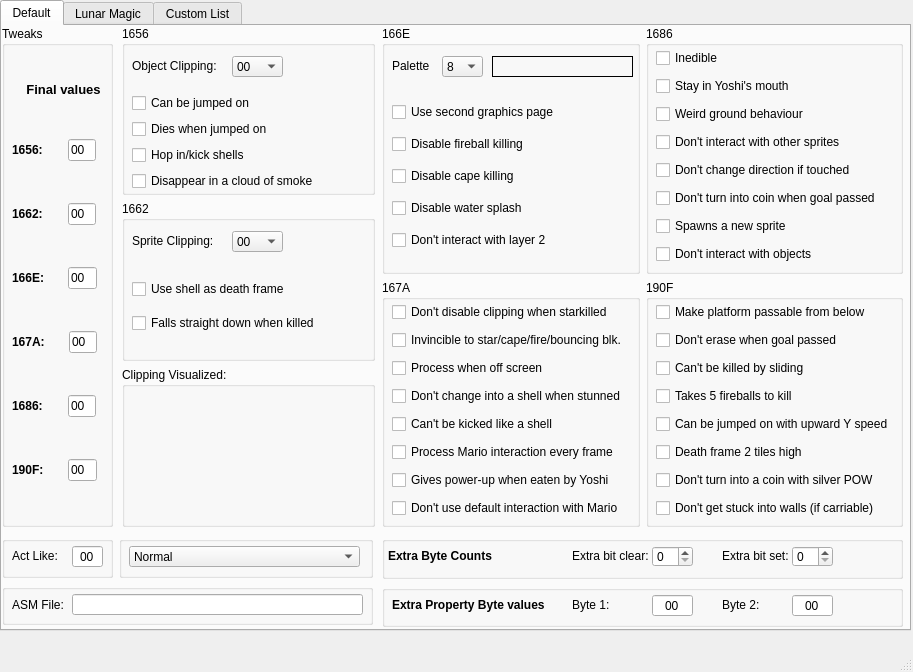
Qt form cfgeditor.ui (Atari2/CFGEditorPlusPlus) before a commit.
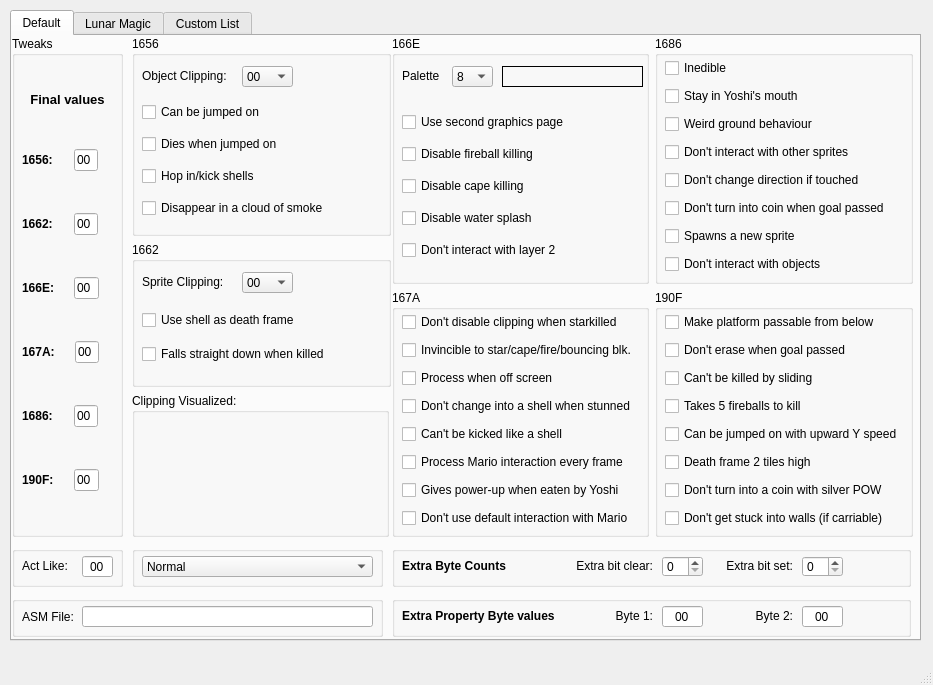
The same form after that commit. The open tabs and pages were chosen to show the change. Custom widgets are drawn as their Qt base class.

Commit message: Fixed a bunch of bugs and minor alignment UI fixes.

```diff
--- a/cfgeditor.ui
+++ b/cfgeditor.ui
@@ -6,8 +6,8 @@
    <rect>
     <x>0</x>
     <y>0</y>
-    <width>913</width>
-    <height>672</height>
+    <width>933</width>
+    <height>685</height>
    </rect>
   </property>
   <property name="windowTitle">
@@ -17,8 +17,8 @@
    <widget class="QTabWidget" name="tabChoice">
     <property name="geometry">
      <rect>
-      <x>0</x>
-      <y>0</y>
+      <x>10</x>
+      <y>10</y>
       <width>911</width>
       <height>631</height>
      </rect>
@@ -35,7 +35,7 @@
        <rect>
         <x>120</x>
         <y>0</y>
-        <width>253</width>
+        <width>259</width>
         <height>501</height>
        </rect>
       </property>
@@ -44,8 +44,8 @@
         <widget class="QGroupBox" name="groupBox1656">
          <property name="minimumSize">
           <size>
-           <width>251</width>
-           <height>169</height>
+           <width>257</width>
+           <height>200</height>
           </size>
          </property>
          <property name="title">
@@ -160,23 +160,10 @@
             <x>10</x>
             <y>60</y>
             <width>211</width>
-            <height>113</height>
+            <height>131</height>
            </rect>
           </property>
           <layout class="QVBoxLayout" name="verticalLayout_10">
-           <item>
-            <spacer name="verticalSpacer_5">
-             <property name="orientation">
-              <enum>Qt::Vertical</enum>
-             </property>
-             <property name="sizeHint" stdset="0">
-              <size>
-               <width>20</width>
-               <height>40</height>
-              </size>
-             </property>
-            </spacer>
-           </item>
            <item>
             <widget class="QCheckBox" name="checkBox1656JumpedOn">
              <property name="text">
@@ -205,19 +192,6 @@
              </property>
             </widget>
            </item>
-           <item>
-            <spacer name="verticalSpacer_2">
-             <property name="orientation">
-              <enum>Qt::Vertical</enum>
-             </property>
-             <property name="sizeHint" stdset="0">
-              <size>
-               <width>20</width>
-               <height>40</height>
-              </size>
-             </property>
-            </spacer>
-           </item>
           </layout>
          </widget>
         </widget>
@@ -574,7 +548,7 @@
           <property name="geometry">
            <rect>
             <x>10</x>
-            <y>70</y>
+            <y>60</y>
             <width>201</width>
             <height>71</height>
            </rect>
@@ -600,6 +574,12 @@
        </item>
        <item>
         <widget class="QGroupBox" name="groupBox">
+         <property name="maximumSize">
+          <size>
+           <width>257</width>
+           <height>16777215</height>
+          </size>
+         </property>
          <property name="title">
           <string>Clipping Visualized:</string>
          </property>
@@ -607,7 +587,7 @@
           <property name="geometry">
            <rect>
             <x>0</x>
-            <y>30</y>
+            <y>20</y>
             <width>121</width>
             <height>121</height>
            </rect>
@@ -647,7 +627,7 @@
           <property name="geometry">
            <rect>
             <x>130</x>
-            <y>30</y>
+            <y>20</y>
             <width>121</width>
             <height>121</height>
            </rect>
@@ -924,6 +904,12 @@
        </item>
        <item row="0" column="0">
         <widget class="QGroupBox" name="groupBox166E">
+         <property name="maximumSize">
+          <size>
+           <width>257</width>
+           <height>16777215</height>
+          </size>
+         </property>
          <property name="title">
           <string>166E</string>
          </property>
@@ -1087,324 +1073,6 @@
        </item>
       </layout>
      </widget>
-     <widget class="QWidget" name="verticalLayoutWidget_2">
-      <property name="geometry">
-       <rect>
-        <x>0</x>
-        <y>510</y>
-        <width>371</width>
-        <height>89</height>
-       </rect>
-      </property>
-      <layout class="QVBoxLayout" name="verticalLayout_3">
-       <item>
-        <layout class="QHBoxLayout" name="horizontalLayout_3">
-         <item>
-          <widget class="QGroupBox" name="groupBox_10">
-           <property name="minimumSize">
-            <size>
-             <width>111</width>
-             <height>0</height>
-            </size>
-           </property>
-           <property name="maximumSize">
-            <size>
-             <width>111</width>
-             <height>16777215</height>
-            </size>
-           </property>
-           <property name="title">
-            <string/>
-           </property>
-           <property name="flat">
-            <bool>false</bool>
-           </property>
-           <widget class="QLabel" name="actLikeLabel">
-            <property name="geometry">
-             <rect>
-              <x>10</x>
-              <y>10</y>
-              <width>51</width>
-              <height>21</height>
-             </rect>
-            </property>
-            <property name="text">
-             <string>&lt;html&gt;&lt;head/&gt;&lt;body&gt;&lt;p&gt;Act Like:&lt;/p&gt;&lt;/body&gt;&lt;/html&gt;</string>
-            </property>
-           </widget>
-           <widget class="QLineEdit" name="lineEditActLike">
-            <property name="geometry">
-             <rect>
-              <x>70</x>
-              <y>10</y>
-              <width>31</width>
-              <height>21</height>
-             </rect>
-            </property>
-            <property name="text">
-             <string>00</string>
-            </property>
-            <property name="maxLength">
-             <number>2</number>
-            </property>
-            <property name="alignment">
-             <set>Qt::AlignCenter</set>
-            </property>
-           </widget>
-          </widget>
-         </item>
-         <item>
-          <widget class="QGroupBox" name="groupboxType">
-           <property name="minimumSize">
-            <size>
-             <width>0</width>
-             <height>0</height>
-            </size>
-           </property>
-           <property name="title">
-            <string/>
-           </property>
-           <property name="alignment">
-            <set>Qt::AlignLeading|Qt::AlignLeft|Qt::AlignVCenter</set>
-           </property>
-           <widget class="QComboBox" name="comboBoxType">
-            <property name="geometry">
-             <rect>
-              <x>10</x>
-              <y>10</y>
-              <width>231</width>
-              <height>21</height>
-             </rect>
-            </property>
-            <property name="frame">
-             <bool>true</bool>
-            </property>
-            <item>
-             <property name="text">
-              <string>Normal</string>
-             </property>
-            </item>
-            <item>
-             <property name="text">
-              <string>Custom</string>
-             </property>
-            </item>
-            <item>
-             <property name="text">
-              <string>Generator/Shooter</string>
-             </property>
-            </item>
-           </widget>
-          </widget>
-         </item>
-        </layout>
-       </item>
-       <item>
-        <widget class="QGroupBox" name="groupBox_11">
-         <property name="title">
-          <string/>
-         </property>
-         <property name="flat">
-          <bool>false</bool>
-         </property>
-         <widget class="QLabel" name="asmFileLabel">
-          <property name="geometry">
-           <rect>
-            <x>10</x>
-            <y>10</y>
-            <width>51</width>
-            <height>21</height>
-           </rect>
-          </property>
-          <property name="text">
-           <string>&lt;html&gt;&lt;head/&gt;&lt;body&gt;&lt;p&gt;ASM File:&lt;/p&gt;&lt;/body&gt;&lt;/html&gt;</string>
-          </property>
-         </widget>
-         <widget class="QLineEdit" name="lineEditAsmFile">
-          <property name="geometry">
-           <rect>
-            <x>70</x>
-            <y>10</y>
-            <width>291</width>
-            <height>21</height>
-           </rect>
-          </property>
-         </widget>
-        </widget>
-       </item>
-      </layout>
-     </widget>
-     <widget class="QWidget" name="verticalLayoutWidget_3">
-      <property name="geometry">
-       <rect>
-        <x>380</x>
-        <y>510</y>
-        <width>521</width>
-        <height>91</height>
-       </rect>
-      </property>
-      <layout class="QVBoxLayout" name="verticalLayout_4">
-       <item>
-        <widget class="QGroupBox" name="groupBoxextraBytes">
-         <property name="title">
-          <string/>
-         </property>
-         <widget class="QLabel" name="extraBitClearLabel">
-          <property name="geometry">
-           <rect>
-            <x>190</x>
-            <y>10</y>
-            <width>81</width>
-            <height>21</height>
-           </rect>
-          </property>
-          <property name="text">
-           <string>&lt;html&gt;&lt;head/&gt;&lt;body&gt;&lt;p&gt;Extra bit clear:&lt;/p&gt;&lt;/body&gt;&lt;/html&gt;</string>
-          </property>
-         </widget>
-         <widget class="QLabel" name="extraBitSetLabel">
-          <property name="geometry">
-           <rect>
-            <x>340</x>
-            <y>10</y>
-            <width>71</width>
-            <height>21</height>
-           </rect>
-          </property>
-          <property name="text">
-           <string>&lt;html&gt;&lt;head/&gt;&lt;body&gt;&lt;p&gt;Extra bit set:&lt;/p&gt;&lt;/body&gt;&lt;/html&gt;</string>
-          </property>
-         </widget>
-         <widget class="QSpinBox" name="spinBoxextraBitClear">
-          <property name="geometry">
-           <rect>
-            <x>270</x>
-            <y>10</y>
-            <width>41</width>
-            <height>21</height>
-           </rect>
-          </property>
-          <property name="maximum">
-           <number>12</number>
-          </property>
-         </widget>
-         <widget class="QSpinBox" name="spinBoxextraBitSet">
-          <property name="geometry">
-           <rect>
-            <x>410</x>
-            <y>10</y>
-            <width>41</width>
-            <height>21</height>
-           </rect>
-          </property>
-          <property name="maximum">
-           <number>12</number>
-          </property>
-         </widget>
-         <widget class="QLabel" name="label_2">
-          <property name="geometry">
-           <rect>
-            <x>6</x>
-            <y>10</y>
-            <width>111</width>
-            <height>21</height>
-           </rect>
-          </property>
-          <property name="text">
-           <string>&lt;html&gt;&lt;head/&gt;&lt;body&gt;&lt;p&gt;&lt;span style=&quot; font-weight:600;&quot;&gt;Extra Byte Counts&lt;/span&gt;&lt;/p&gt;&lt;/body&gt;&lt;/html&gt;</string>
-          </property>
-         </widget>
-        </widget>
-       </item>
-       <item>
-        <widget class="QGroupBox" name="groupBoxextraProp">
-         <property name="title">
-          <string/>
-         </property>
-         <property name="flat">
-          <bool>false</bool>
-         </property>
-         <widget class="QLabel" name="asmFileLabel_2">
-          <property name="geometry">
-           <rect>
-            <x>10</x>
-            <y>10</y>
-            <width>161</width>
-            <height>21</height>
-           </rect>
-          </property>
-          <property name="text">
-           <string>&lt;html&gt;&lt;head/&gt;&lt;body&gt;&lt;p&gt;&lt;span style=&quot; font-weight:600;&quot;&gt;Extra Property Byte values&lt;/span&gt;&lt;/p&gt;&lt;/body&gt;&lt;/html&gt;</string>
-          </property>
-         </widget>
-         <widget class="QLabel" name="asmFileLabel_3">
-          <property name="geometry">
-           <rect>
-            <x>340</x>
-            <y>10</y>
-            <width>51</width>
-            <height>21</height>
-           </rect>
-          </property>
-          <property name="text">
-           <string>&lt;html&gt;&lt;head/&gt;&lt;body&gt;&lt;p&gt;Byte 2:&lt;/p&gt;&lt;/body&gt;&lt;/html&gt;</string>
-          </property>
-         </widget>
-         <widget class="QLineEdit" name="lineEditExtraProp1">
-          <property name="geometry">
-           <rect>
-            <x>270</x>
-            <y>10</y>
-            <width>41</width>
-            <height>21</height>
-           </rect>
-          </property>
-          <property name="text">
-           <string>00</string>
-          </property>
-          <property name="maxLength">
-           <number>2</number>
-          </property>
-          <property name="alignment">
-           <set>Qt::AlignCenter</set>
-          </property>
-         </widget>
-         <widget class="QLineEdit" name="lineEditExtraProp2">
-          <property name="geometry">
-           <rect>
-            <x>410</x>
-            <y>10</y>
-            <width>41</width>
-            <height>21</height>
-           </rect>
-          </property>
-          <property name="text">
-           <string>00</string>
-          </property>
-          <property name="maxLength">
-           <number>2</number>
-          </property>
-          <property name="alignment">
-           <set>Qt::AlignCenter</set>
-          </property>
-         </widget>
-         <widget class="QLabel" name="asmFileLabel_4">
-          <property name="geometry">
-           <rect>
-            <x>190</x>
-            <y>10</y>
-            <width>51</width>
-            <height>21</height>
-           </rect>
-          </property>
-          <property name="text">
-           <string>&lt;html&gt;&lt;head/&gt;&lt;body&gt;&lt;p&gt;Byte 1:&lt;/p&gt;&lt;/body&gt;&lt;/html&gt;</string>
-          </property>
-         </widget>
-        </widget>
-       </item>
-      </layout>
-     </widget>
      <widget class="QGroupBox" name="groupBox_2">
       <property name="geometry">
        <rect>
@@ -1428,7 +1096,7 @@
         <rect>
          <x>10</x>
          <y>20</y>
-         <width>103</width>
+         <width>91</width>
          <height>471</height>
         </rect>
        </property>
@@ -1847,6 +1515,338 @@
        </layout>
       </widget>
      </widget>
+     <widget class="QGroupBox" name="groupBox_10">
+      <property name="geometry">
+       <rect>
+        <x>0</x>
+        <y>510</y>
+        <width>111</width>
+        <height>41</height>
+       </rect>
+      </property>
+      <property name="minimumSize">
+       <size>
+        <width>111</width>
+        <height>0</height>
+       </size>
+      </property>
+      <property name="maximumSize">
+       <size>
+        <width>111</width>
+        <height>16777215</height>
+       </size>
+      </property>
+      <property name="title">
+       <string/>
+      </property>
+      <property name="flat">
+       <bool>false</bool>
+      </property>
+      <widget class="QLabel" name="actLikeLabel">
+       <property name="geometry">
+        <rect>
+         <x>10</x>
+         <y>10</y>
+         <width>51</width>
+         <height>21</height>
+        </rect>
+       </property>
+       <property name="text">
+        <string>&lt;html&gt;&lt;head/&gt;&lt;body&gt;&lt;p&gt;Act Like:&lt;/p&gt;&lt;/body&gt;&lt;/html&gt;</string>
+       </property>
+      </widget>
+      <widget class="QLineEdit" name="lineEditActLike">
+       <property name="geometry">
+        <rect>
+         <x>70</x>
+         <y>10</y>
+         <width>31</width>
+         <height>21</height>
+        </rect>
+       </property>
+       <property name="text">
+        <string>00</string>
+       </property>
+       <property name="maxLength">
+        <number>2</number>
+       </property>
+       <property name="alignment">
+        <set>Qt::AlignCenter</set>
+       </property>
+      </widget>
+     </widget>
+     <widget class="QGroupBox" name="groupboxType">
+      <property name="geometry">
+       <rect>
+        <x>120</x>
+        <y>510</y>
+        <width>251</width>
+        <height>41</height>
+       </rect>
+      </property>
+      <property name="minimumSize">
+       <size>
+        <width>251</width>
+        <height>0</height>
+       </size>
+      </property>
+      <property name="maximumSize">
+       <size>
+        <width>1677721</width>
+        <height>41</height>
+       </size>
+      </property>
+      <property name="title">
+       <string/>
+      </property>
+      <property name="alignment">
+       <set>Qt::AlignLeading|Qt::AlignLeft|Qt::AlignVCenter</set>
+      </property>
+      <widget class="QComboBox" name="comboBoxType">
+       <property name="geometry">
+        <rect>
+         <x>10</x>
+         <y>10</y>
+         <width>231</width>
+         <height>21</height>
+        </rect>
+       </property>
+       <property name="frame">
+        <bool>true</bool>
+       </property>
+       <item>
+        <property name="text">
+         <string>Normal</string>
+        </property>
+       </item>
+       <item>
+        <property name="text">
+         <string>Custom</string>
+        </property>
+       </item>
+       <item>
+        <property name="text">
+         <string>Generator/Shooter</string>
+        </property>
+       </item>
+      </widget>
+     </widget>
+     <widget class="QGroupBox" name="groupBox_11">
+      <property name="geometry">
+       <rect>
+        <x>0</x>
+        <y>560</y>
+        <width>371</width>
+        <height>41</height>
+       </rect>
+      </property>
+      <property name="title">
+       <string/>
+      </property>
+      <property name="flat">
+       <bool>false</bool>
+      </property>
+      <widget class="QLineEdit" name="lineEditAsmFile">
+       <property name="geometry">
+        <rect>
+         <x>70</x>
+         <y>10</y>
+         <width>291</width>
+         <height>21</height>
+        </rect>
+       </property>
+      </widget>
+      <widget class="QLabel" name="asmFileLabel">
+       <property name="geometry">
+        <rect>
+         <x>10</x>
+         <y>10</y>
+         <width>51</width>
+         <height>21</height>
+        </rect>
+       </property>
+       <property name="text">
+        <string>&lt;html&gt;&lt;head/&gt;&lt;body&gt;&lt;p&gt;ASM File:&lt;/p&gt;&lt;/body&gt;&lt;/html&gt;</string>
+       </property>
+      </widget>
+     </widget>
+     <widget class="QGroupBox" name="groupBoxextraBytes">
+      <property name="geometry">
+       <rect>
+        <x>380</x>
+        <y>510</y>
+        <width>519</width>
+        <height>41</height>
+       </rect>
+      </property>
+      <property name="maximumSize">
+       <size>
+        <width>16777215</width>
+        <height>41</height>
+       </size>
+      </property>
+      <property name="title">
+       <string/>
+      </property>
+      <widget class="QLabel" name="extraBitClearLabel">
+       <property name="geometry">
+        <rect>
+         <x>180</x>
+         <y>10</y>
+         <width>81</width>
+         <height>21</height>
+        </rect>
+       </property>
+       <property name="text">
+        <string>&lt;html&gt;&lt;head/&gt;&lt;body&gt;&lt;p align=&quot;right&quot;&gt;Extra bit clear:&lt;/p&gt;&lt;/body&gt;&lt;/html&gt;</string>
+       </property>
+      </widget>
+      <widget class="QLabel" name="extraBitSetLabel">
+       <property name="geometry">
+        <rect>
+         <x>330</x>
+         <y>10</y>
+         <width>71</width>
+         <height>21</height>
+        </rect>
+       </property>
+       <property name="text">
+        <string>&lt;html&gt;&lt;head/&gt;&lt;body&gt;&lt;p align=&quot;right&quot;&gt;Extra bit set:&lt;/p&gt;&lt;/body&gt;&lt;/html&gt;</string>
+       </property>
+      </widget>
+      <widget class="QSpinBox" name="spinBoxextraBitClear">
+       <property name="geometry">
+        <rect>
+         <x>270</x>
+         <y>10</y>
+         <width>41</width>
+         <height>21</height>
+        </rect>
+       </property>
+       <property name="maximum">
+        <number>12</number>
+       </property>
+      </widget>
+      <widget class="QSpinBox" name="spinBoxextraBitSet">
+       <property name="geometry">
+        <rect>
+         <x>410</x>
+         <y>10</y>
+         <width>41</width>
+         <height>21</height>
+        </rect>
+       </property>
+       <property name="maximum">
+        <number>12</number>
+       </property>
+      </widget>
+      <widget class="QLabel" name="label_2">
+       <property name="geometry">
+        <rect>
+         <x>10</x>
+         <y>10</y>
+         <width>111</width>
+         <height>21</height>
+        </rect>
+       </property>
+       <property name="text">
+        <string>&lt;html&gt;&lt;head/&gt;&lt;body&gt;&lt;p&gt;&lt;span style=&quot; font-weight:600;&quot;&gt;Extra Byte Counts&lt;/span&gt;&lt;/p&gt;&lt;/body&gt;&lt;/html&gt;</string>
+       </property>
+      </widget>
+     </widget>
+     <widget class="QGroupBox" name="groupBoxextraProp">
+      <property name="geometry">
+       <rect>
+        <x>380</x>
+        <y>560</y>
+        <width>519</width>
+        <height>41</height>
+       </rect>
+      </property>
+      <property name="title">
+       <string/>
+      </property>
+      <property name="flat">
+       <bool>false</bool>
+      </property>
+      <widget class="QLabel" name="asmFileLabel_2">
+       <property name="geometry">
+        <rect>
+         <x>10</x>
+         <y>10</y>
+         <width>161</width>
+         <height>21</height>
+        </rect>
+       </property>
+       <property name="text">
+        <string>&lt;html&gt;&lt;head/&gt;&lt;body&gt;&lt;p&gt;&lt;span style=&quot; font-weight:600;&quot;&gt;Extra Property Byte values&lt;/span&gt;&lt;/p&gt;&lt;/body&gt;&lt;/html&gt;</string>
+       </property>
+      </widget>
+      <widget class="QLabel" name="asmFileLabel_3">
+       <property name="geometry">
+        <rect>
+         <x>340</x>
+         <y>10</y>
+         <width>61</width>
+         <height>21</height>
+        </rect>
+       </property>
+       <property name="text">
+        <string>&lt;html&gt;&lt;head/&gt;&lt;body&gt;&lt;p align=&quot;right&quot;&gt;Byte 2:&lt;/p&gt;&lt;/body&gt;&lt;/html&gt;</string>
+       </property>
+      </widget>
+      <widget class="QLineEdit" name="lineEditExtraProp1">
+       <property name="geometry">
+        <rect>
+         <x>270</x>
+         <y>10</y>
+         <width>41</width>
+         <height>21</height>
+        </rect>
+       </property>
+       <property name="text">
+        <string>00</string>
+       </property>
+       <property name="maxLength">
+        <number>2</number>
+       </property>
+       <property name="alignment">
+        <set>Qt::AlignCenter</set>
+       </property>
+      </widget>
+      <widget class="QLineEdit" name="lineEditExtraProp2">
+       <property name="geometry">
+        <rect>
+         <x>410</x>
+         <y>10</y>
+         <width>41</width>
+         <height>21</height>
+        </rect>
+       </property>
+       <property name="text">
+        <string>00</string>
+       </property>
+       <property name="maxLength">
+        <number>2</number>
+       </property>
+       <property name="alignment">
+        <set>Qt::AlignCenter</set>
+       </property>
+      </widget>
+      <widget class="QLabel" name="asmFileLabel_4">
+       <property name="geometry">
+        <rect>
+         <x>200</x>
+         <y>10</y>
+         <width>61</width>
+         <height>21</height>
+        </rect>
+       </property>
+       <property name="text">
+        <string>&lt;html&gt;&lt;head/&gt;&lt;body&gt;&lt;p align=&quot;right&quot;&gt;Byte 1:&lt;/p&gt;&lt;/body&gt;&lt;/html&gt;</string>
+       </property>
+      </widget>
+     </widget>
     </widget>
     <widget class="QWidget" name="LunarMagic">
      <attribute name="title">
```
Left out of the diff: 125 changed lines with no effect on the pictures. The commit also changes 13 other files.
